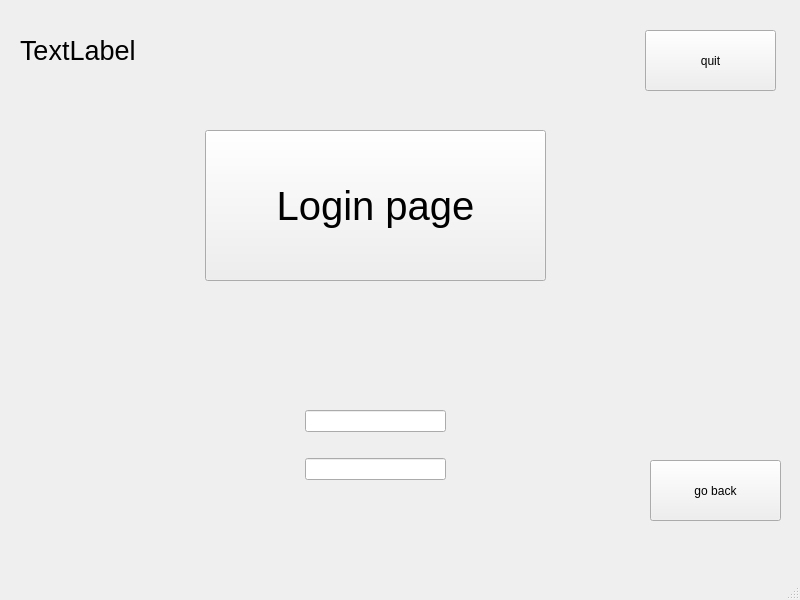
This is loginscene.ui in U-Keun/Qt_Account_Project as Qt 5 draws it before an edit. The edited form follows.
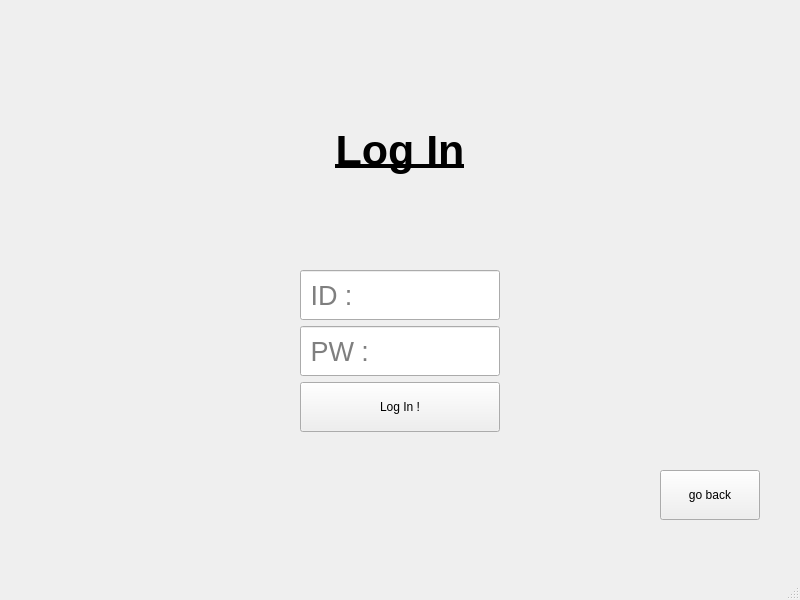
This is the edited form.

Commit message:
ui : 로그인/회원 가입 창 ui 수정
로그인 버튼, 회원 가입 버튼을 추가하고, 각 화면의 일관성(?)을 위해 각 위젯의 위치를 통일시켰습니다.

```diff
--- a/loginscene.ui
+++ b/loginscene.ui
@@ -14,90 +14,138 @@
    <string>MainWindow</string>
   </property>
   <widget class="QWidget" name="centralwidget">
-   <widget class="QPushButton" name="pushButton_4">
-    <property name="geometry">
-     <rect>
-      <x>645</x>
-      <y>30</y>
-      <width>131</width>
-      <height>61</height>
-     </rect>
-    </property>
-    <property name="text">
-     <string>quit</string>
-    </property>
-   </widget>
-   <widget class="QPushButton" name="pushButton">
-    <property name="geometry">
-     <rect>
-      <x>205</x>
-      <y>130</y>
-      <width>341</width>
-      <height>151</height>
-     </rect>
-    </property>
-    <property name="font">
-     <font>
-      <pointsize>30</pointsize>
-     </font>
-    </property>
-    <property name="text">
-     <string>Login page</string>
-    </property>
-   </widget>
-   <widget class="QLabel" name="label">
-    <property name="geometry">
-     <rect>
-      <x>20</x>
-      <y>20</y>
-      <width>201</width>
-      <height>61</height>
-     </rect>
-    </property>
-    <property name="font">
-     <font>
-      <pointsize>20</pointsize>
-     </font>
-    </property>
-    <property name="text">
-     <string>TextLabel</string>
-    </property>
-   </widget>
    <widget class="QWidget" name="layoutWidget">
     <property name="geometry">
      <rect>
-      <x>305</x>
-      <y>390</y>
-      <width>141</width>
-      <height>111</height>
+      <x>300</x>
+      <y>270</y>
+      <width>202</width>
+      <height>165</height>
      </rect>
     </property>
     <layout class="QVBoxLayout" name="verticalLayout">
      <item>
-      <widget class="QLineEdit" name="lineEdit">
+      <widget class="QLineEdit" name="IdInput">
+       <property name="minimumSize">
+        <size>
+         <width>200</width>
+         <height>50</height>
+        </size>
+       </property>
+       <property name="maximumSize">
+        <size>
+         <width>200</width>
+         <height>50</height>
+        </size>
+       </property>
+       <property name="font">
+        <font>
+         <pointsize>20</pointsize>
+        </font>
+       </property>
        <property name="text">
         <string/>
        </property>
+       <property name="placeholderText">
+        <string> ID :</string>
+       </property>
       </widget>
      </item>
      <item>
-      <widget class="QLineEdit" name="lineEdit_2"/>
+      <widget class="QLineEdit" name="PwInput">
+       <property name="minimumSize">
+        <size>
+         <width>200</width>
+         <height>50</height>
+        </size>
+       </property>
+       <property name="maximumSize">
+        <size>
+         <width>200</width>
+         <height>50</height>
+        </size>
+       </property>
+       <property name="font">
+        <font>
+         <pointsize>20</pointsize>
+        </font>
+       </property>
+       <property name="placeholderText">
+        <string> PW :</string>
+       </property>
+      </widget>
+     </item>
+     <item>
+      <widget class="QPushButton" name="logInButton">
+       <property name="minimumSize">
+        <size>
+         <width>200</width>
+         <height>50</height>
+        </size>
+       </property>
+       <property name="maximumSize">
+        <size>
+         <width>200</width>
+         <height>50</height>
+        </size>
+       </property>
+       <property name="text">
+        <string>Log In !</string>
+       </property>
+      </widget>
      </item>
     </layout>
    </widget>
    <widget class="QPushButton" name="pushButton_7">
     <property name="geometry">
      <rect>
-      <x>650</x>
-      <y>460</y>
-      <width>131</width>
-      <height>61</height>
+      <x>660</x>
+      <y>470</y>
+      <width>100</width>
+      <height>50</height>
      </rect>
     </property>
     <property name="text">
      <string>go back</string>
     </property>
    </widget>
+   <widget class="QLabel" name="label">
+    <property name="geometry">
+     <rect>
+      <x>150</x>
+      <y>100</y>
+      <width>500</width>
+      <height>100</height>
+     </rect>
+    </property>
+    <property name="minimumSize">
+     <size>
+      <width>500</width>
+      <height>100</height>
+     </size>
+    </property>
+    <property name="maximumSize">
+     <size>
+      <width>500</width>
+      <height>100</height>
+     </size>
+    </property>
+    <property name="font">
+     <font>
+      <family>Arial</family>
+      <pointsize>32</pointsize>
+      <italic>false</italic>
+      <bold>true</bold>
+      <underline>true</underline>
+     </font>
+    </property>
+    <property name="text">
+     <string>Log In</string>
+    </property>
+    <property name="alignment">
+     <set>Qt::AlignmentFlag::AlignCenter</set>
+    </property>
+   </widget>
   </widget>
   <widget class="QMenuBar" name="menubar">
    <property name="geometry">
```
Left out of the diff: 4 changed lines with no effect on the pictures. The commit also changes 2 other files.
